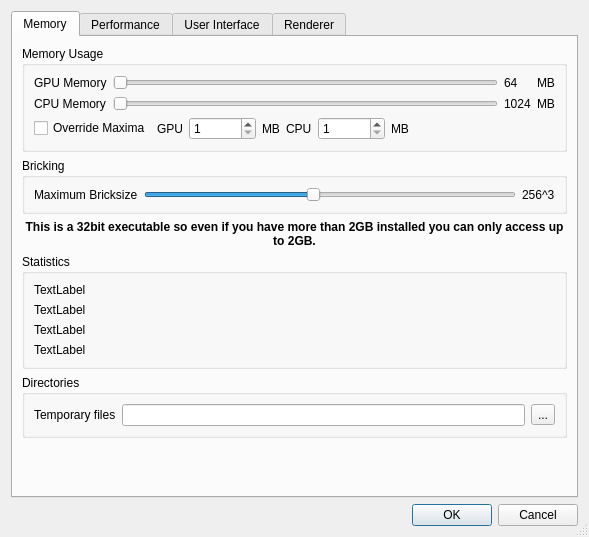
First picture: the form in ImageVis3D/UI/UI/SettingsDlg.ui, repository SCIInstitute/ImageVis3D, before the edit.
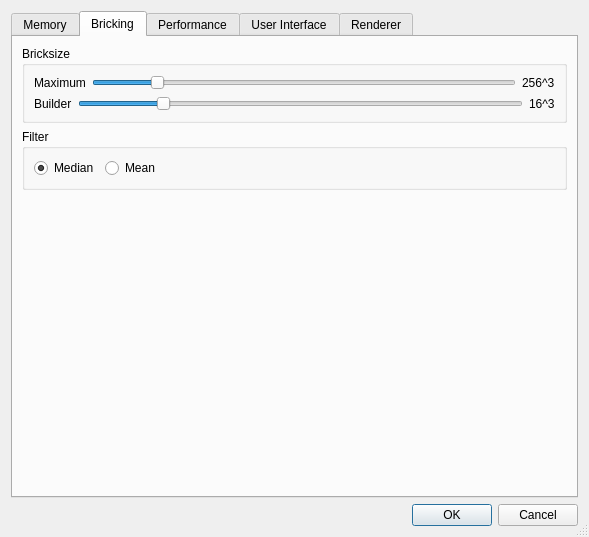
Second picture: the form after the edit. The open tabs and pages were chosen to show the change.

Commit message: integrate median filter and separate builder bricksize into UI and settings

What changed in the file:
```diff
--- a/ImageVis3D/UI/UI/SettingsDlg.ui
+++ b/ImageVis3D/UI/UI/SettingsDlg.ui
@@ -10,7 +10,7 @@
     <x>0</x>
     <y>0</y>
     <width>521</width>
-    <height>530</height>
+    <height>482</height>
    </rect>
   </property>
   <property name="contextMenuPolicy">
@@ -238,45 +238,6 @@
          </layout>
         </widget>
        </item>
-       <item>
-        <widget class="QGroupBox" name="groupBox_BS">
-         <property name="title">
-          <string>Bricking</string>
-         </property>
-         <layout class="QHBoxLayout" name="horizontalLayout_12">
-          <item>
-           <widget class="QLabel" name="label_6">
-            <property name="text">
-             <string>Maximum Bricksize</string>
-            </property>
-           </widget>
-          </item>
-          <item>
-           <widget class="QSlider" name="horizontalSlider_BS">
-            <property name="minimum">
-             <number>3</number>
-            </property>
-            <property name="maximum">
-             <number>14</number>
-            </property>
-            <property name="value">
-             <number>8</number>
-            </property>
-            <property name="orientation">
-             <enum>Qt::Horizontal</enum>
-            </property>
-           </widget>
-          </item>
-          <item>
-           <widget class="QLabel" name="label_BS">
-            <property name="text">
-             <string>256^3</string>
-            </property>
-           </widget>
-          </item>
-         </layout>
-        </widget>
-       </item>
        <item>
         <widget class="QLabel" name="label_Warning32Bit">
          <property name="font">
@@ -378,6 +339,170 @@
        </item>
       </layout>
      </widget>
+     <widget class="QWidget" name="tab">
+      <attribute name="title">
+       <string>Bricking</string>
+      </attribute>
+      <layout class="QVBoxLayout" name="verticalLayout_12">
+       <item>
+        <widget class="QGroupBox" name="groupBox_BS">
+         <property name="title">
+          <string>Bricksize</string>
+         </property>
+         <layout class="QVBoxLayout" name="verticalLayout_13">
+          <item>
+           <widget class="QFrame" name="frame_12">
+            <property name="frameShape">
+             <enum>QFrame::NoFrame</enum>
+            </property>
+            <property name="frameShadow">
+             <enum>QFrame::Plain</enum>
+            </property>
+            <property name="lineWidth">
+             <number>0</number>
+            </property>
+            <layout class="QHBoxLayout" name="horizontalLayout_BrickMax">
+             <property name="margin">
+              <number>0</number>
+             </property>
+             <item>
+              <widget class="QLabel" name="label_BSMaxText">
+               <property name="text">
+                <string>Maximum</string>
+               </property>
+              </widget>
+             </item>
+             <item>
+              <widget class="QSlider" name="horizontalSlider_BSMax">
+               <property name="minimum">
+                <number>7</number>
+               </property>
+               <property name="maximum">
+                <number>14</number>
+               </property>
+               <property name="value">
+                <number>8</number>
+               </property>
+               <property name="orientation">
+                <enum>Qt::Horizontal</enum>
+               </property>
+              </widget>
+             </item>
+             <item>
+              <widget class="QLabel" name="label_BSMaxUnit">
+               <property name="text">
+                <string>256^3</string>
+               </property>
+              </widget>
+             </item>
+            </layout>
+           </widget>
+          </item>
+          <item>
+           <widget class="QFrame" name="frame_13">
+            <property name="frameShape">
+             <enum>QFrame::NoFrame</enum>
+            </property>
+            <property name="frameShadow">
+             <enum>QFrame::Plain</enum>
+            </property>
+            <property name="lineWidth">
+             <number>0</number>
+            </property>
+            <layout class="QHBoxLayout" name="horizontalLayout_BrickBuilder">
+             <property name="margin">
+              <number>0</number>
+             </property>
+             <item>
+              <widget class="QLabel" name="label_BSBuilderText">
+               <property name="text">
+                <string>Builder</string>
+               </property>
+              </widget>
+             </item>
+             <item>
+              <widget class="QSlider" name="horizontalSlider_BSBuilder">
+               <property name="minimum">
+                <number>3</number>
+               </property>
+               <property name="maximum">
+                <number>14</number>
+               </property>
+               <property name="value">
+                <number>5</number>
+               </property>
+               <property name="orientation">
+                <enum>Qt::Horizontal</enum>
+               </property>
+              </widget>
+             </item>
+             <item>
+              <widget class="QLabel" name="label_BSBuilderUnit">
+               <property name="text">
+                <string>16^3</string>
+               </property>
+              </widget>
+             </item>
+            </layout>
+           </widget>
+          </item>
+         </layout>
+        </widget>
+       </item>
+       <item>
+        <widget class="QGroupBox" name="groupBox_Filter">
+         <property name="title">
+          <string>Filter</string>
+         </property>
+         <layout class="QHBoxLayout" name="horizontalLayout_16">
+          <item>
+           <widget class="QRadioButton" name="radioButton_Median">
+            <property name="text">
+             <string>Median</string>
+            </property>
+            <property name="checked">
+             <bool>true</bool>
+            </property>
+           </widget>
+          </item>
+          <item>
+           <widget class="QRadioButton" name="radioButton_Mean">
+            <property name="text">
+             <string>Mean</string>
+            </property>
+           </widget>
+          </item>
+          <item>
+           <spacer name="horizontalSpacer_2">
+            <property name="orientation">
+             <enum>Qt::Horizontal</enum>
+            </property>
+            <property name="sizeHint" stdset="0">
+             <size>
+              <width>40</width>
+              <height>20</height>
+             </size>
+            </property>
+           </spacer>
+          </item>
+         </layout>
+        </widget>
+       </item>
+       <item>
+        <spacer name="verticalSpacer_4">
+         <property name="orientation">
+          <enum>Qt::Vertical</enum>
+         </property>
+         <property name="sizeHint" stdset="0">
+          <size>
+           <width>20</width>
+           <height>40</height>
+          </size>
+         </property>
+        </spacer>
+       </item>
+      </layout>
+     </widget>
      <widget class="QWidget" name="tabPerformance">
       <attribute name="title">
        <string>Performance</string>
```
Left out of the diff: 127 changed lines with no effect on the pictures. The commit also changes 4 other files.
